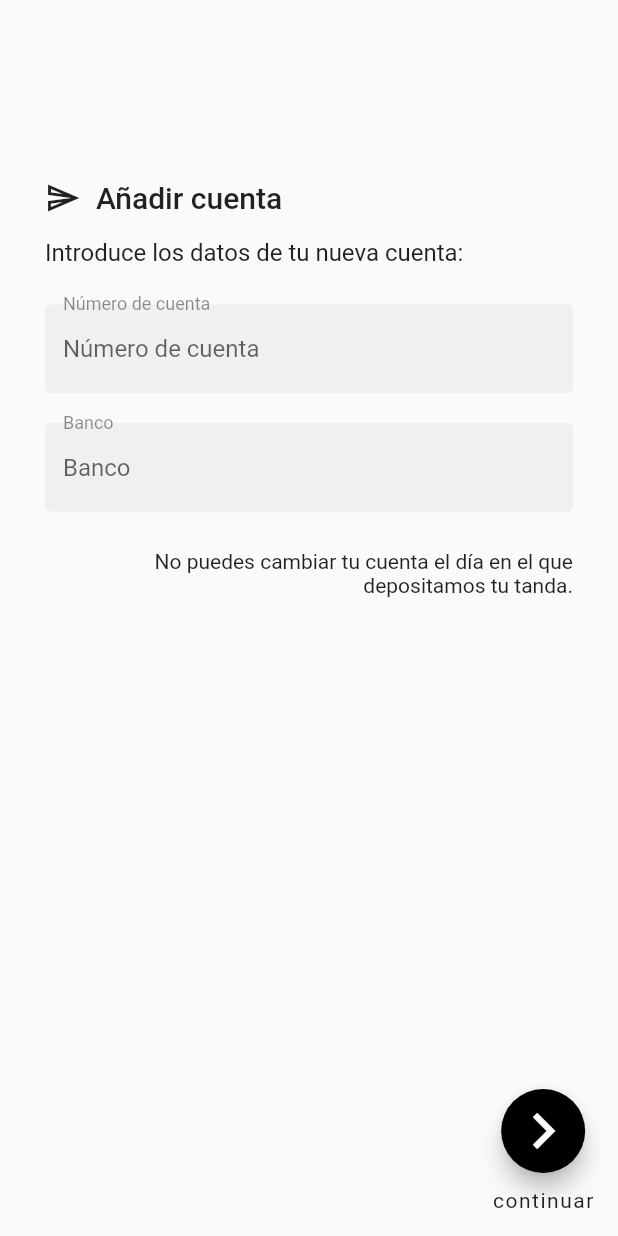
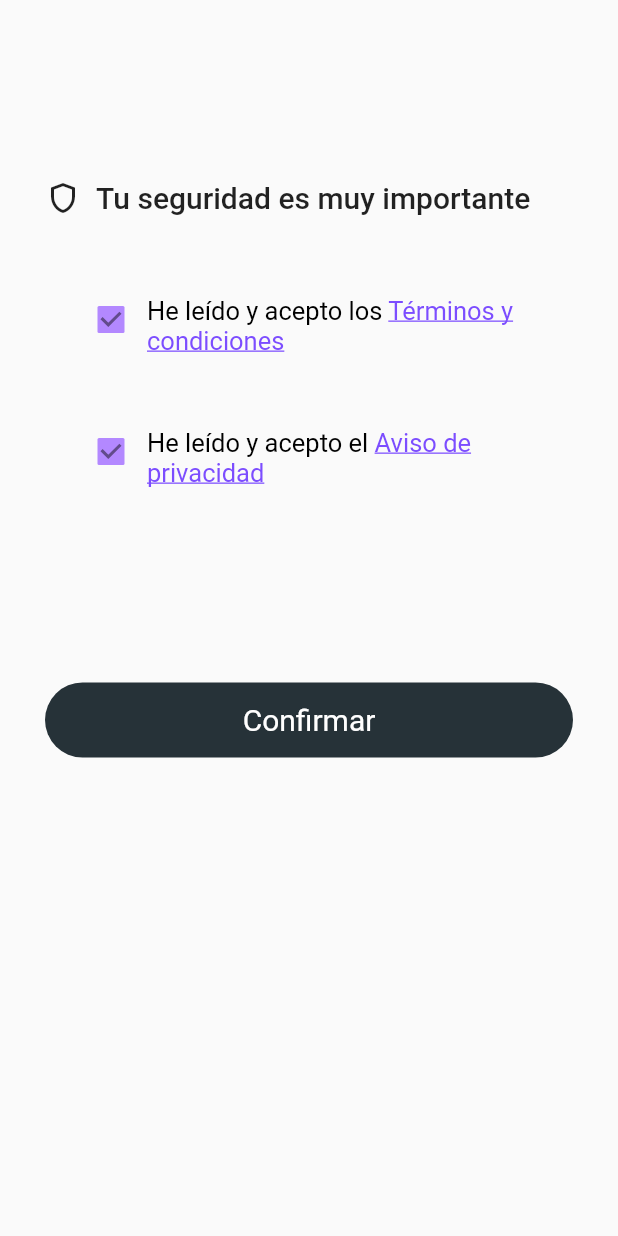
Before and after one commit to sjmamani/tandamos, a Flutter app: the screen it shows after launch, on a phone screen of 412 x 824 dp. Run offline on Flutter 3.47's test engine with Material 2 defaults, Android fonts, the phone set to English and light mode, and no system bars.

Commit message:
Agrega pantalla de confirmación y de términos y condiciones

```diff
--- a/lib/screens/nueva_cuenta/nueva_cuenta_screen.dart
+++ b/lib/screens/nueva_cuenta/nueva_cuenta_screen.dart
@@ -16,6 +16,7 @@ class NuevaCuentaScreen extends StatelessWidget {
           children: const [
             CustomTitle(
               title: 'Añadir cuenta',
+              icon: Icons.send_outlined,
             ),
             Padding(
               padding: EdgeInsets.symmetric(vertical: 15),
--- a/lib/screens/nueva_cuenta/widgets/custom_title.dart
+++ b/lib/screens/nueva_cuenta/widgets/custom_title.dart
@@ -4,21 +4,25 @@ class CustomTitle extends StatelessWidget {
   const CustomTitle({
     Key? key,
     required this.title,
+    required this.icon,
   }) : super(key: key);
 
   final String title;
+  final IconData icon;
 
   @override
   Widget build(BuildContext context) {
     return Row(
       children: [
-        const Padding(
-          padding: EdgeInsets.only(right: 10),
-          child: Icon(Icons.send_outlined),
+        Padding(
+          padding: const EdgeInsets.only(right: 10),
+          child: Icon(icon),
         ),
-        Text(
-          title,
-          style: Theme.of(context).textTheme.headline6,
+        Flexible(
+          child: Text(
+            title,
+            style: Theme.of(context).textTheme.headline6,
+          ),
         ),
       ],
     );
--- /dev/null
+++ b/lib/screens/terminos_condiciones/terminos_condiciones_screen.dart
@@ -0,0 +1,101 @@
+import 'package:flutter/gestures.dart';
+import 'package:flutter/material.dart';
+import 'package:tandamos/screens/commons/primary_custom_button.dart';
+import 'package:tandamos/screens/nueva_cuenta/widgets/custom_title.dart';
+import 'package:url_launcher/url_launcher.dart';
+
+class TerminosCondicionesScreen extends StatelessWidget {
+  const TerminosCondicionesScreen({Key? key}) : super(key: key);
+
+  @override
+  Widget build(BuildContext context) {
+    return Scaffold(
+      body: Padding(
+        padding: const EdgeInsets.fromLTRB(30, 120, 30, 0),
+        child: Column(
+          children: [
+            const CustomTitle(
+              title: 'Tu seguridad es muy importante',
+              icon: Icons.shield_outlined,
+            ),
+            const SizedBox(height: 25),
+            const CustomCheckboxItem(
+              text: 'He leído y acepto los ',
+              linkeableText: 'Términos y condiciones',
+              url:
+                  'https://drive.google.com/file/d/1iXPeXuDgheQyabVKNpdNzDluGqRtnxol/view',
+            ),
+            const CustomCheckboxItem(
+              text: 'He leído y acepto el ',
+              linkeableText: 'Aviso de privacidad',
+              url:
+                  'https://drive.google.com/file/d/1iXPeXuDgheQyabVKNpdNzDluGqRtnxol/view',
+            ),
+            const SizedBox(height: 100),
+            PrimaryCustomButton(
+              text: 'Confirmar',
+              onPressed: () {},
+              color: Colors.blueGrey[900]!,
+            ),
+          ],
+        ),
+      ),
+    );
+  }
+}
+
+class CustomCheckboxItem extends StatelessWidget {
+  const CustomCheckboxItem({
+    Key? key,
+    this.linkeableText = '',
+    required this.text,
+    this.url = '',
+  }) : super(key: key);
+
+  final String text;
+  final String linkeableText;
+  final String url;
+
+  @override
+  Widget build(BuildContext context) {
+    return Padding(
+      padding: const EdgeInsets.all(20),
+      child: Row(
+        crossAxisAlignment: CrossAxisAlignment.end,
+        children: [
+          Checkbox(
+            value: true,
+            onChanged: (v) {},
+            activeColor: Colors.deepPurpleAccent[100],
+            checkColor: Colors.black45,
+          ),
+          Flexible(
+            child: RichText(
+              text: TextSpan(
+                text: text,
+                style: const TextStyle(
+                  color: Colors.black,
+                  fontSize: 17,
+                ),
+                children: [
+                  TextSpan(
+                    text: linkeableText,
+                    recognizer: TapGestureRecognizer()
+                      ..onTap = () => _launchURL(url),
+                    style: const TextStyle(
+                      color: Colors.deepPurpleAccent,
+                      decoration: TextDecoration.underline,
+                    ),
+                  ),
+                ],
+              ),
+            ),
+          ),
+        ],
+      ),
+    );
+  }
+}
+
+void _launchURL(String url) async =>
+    await canLaunch(url) ? await launch(url) : throw 'Could not launch $url';
--- a/lib/tendamos_app.dart
+++ b/lib/tendamos_app.dart
@@ -1,5 +1,5 @@
 import 'package:flutter/material.dart';
-import 'package:tandamos/screens/nueva_cuenta/nueva_cuenta_screen.dart';
+import 'package:tandamos/screens/terminos_condiciones/terminos_condiciones_screen.dart';
 import 'package:tandamos/util/colors.dart';
 
 class TendamosApp extends StatelessWidget {
@@ -10,7 +10,7 @@ class TendamosApp extends StatelessWidget {
       theme: ThemeData(
         primaryColor: primaryColor,
       ),
-      home: const NuevaCuentaScreen(),
+      home: const TerminosCondicionesScreen(),
     );
   }
 }
--- a/pubspec.yaml
+++ b/pubspec.yaml
@@ -21,11 +21,10 @@ environment:
   sdk: ">=2.12.0 <3.0.0"
 
 dependencies:
-  # The following adds the Cupertino Icons font to your application.
-  # Use with the CupertinoIcons class for iOS style icons.
   cupertino_icons: ^1.0.2
   flutter:
     sdk: flutter
+  url_launcher: ^6.0.9
 
 dev_dependencies:
   flutter_test:
```
Also changed, not shown: lib/screens/nueva_cuenta/confirmacion_screen.dart (renamed from lib/screens/nueva_cuenta/cuenta_agregada_screen.dart, +28 -7 lines), lib/screens/nueva_cuenta/validacion_cuenta_screen.dart (+10 -3 lines), pubspec.lock, 7 other files.
